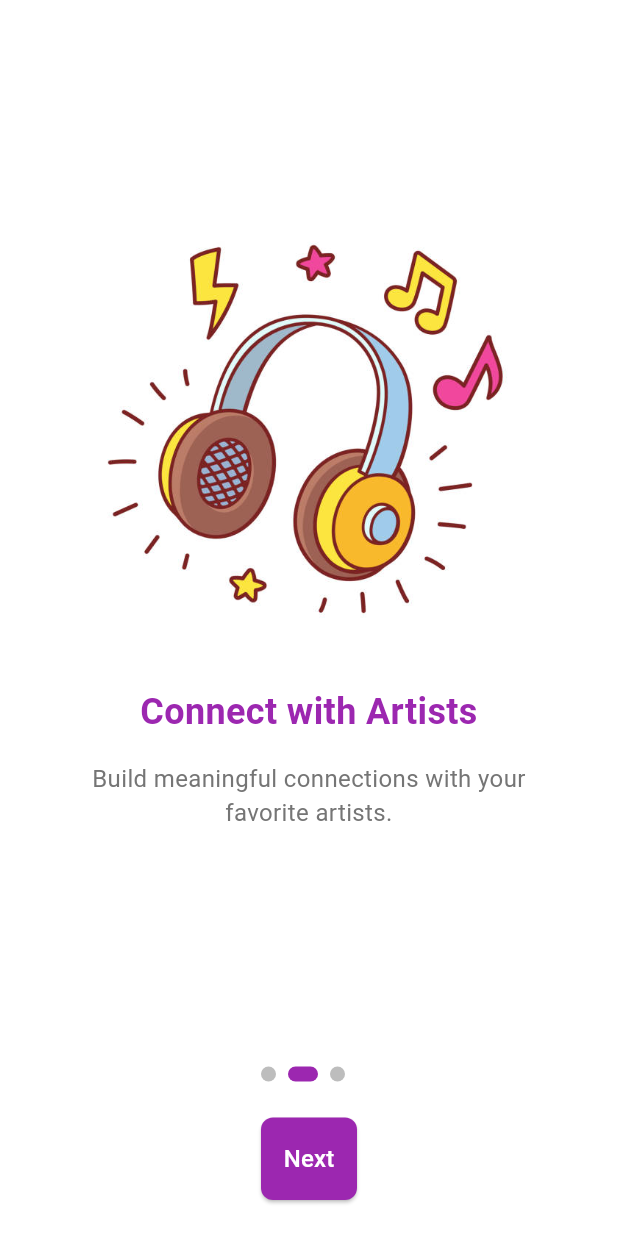
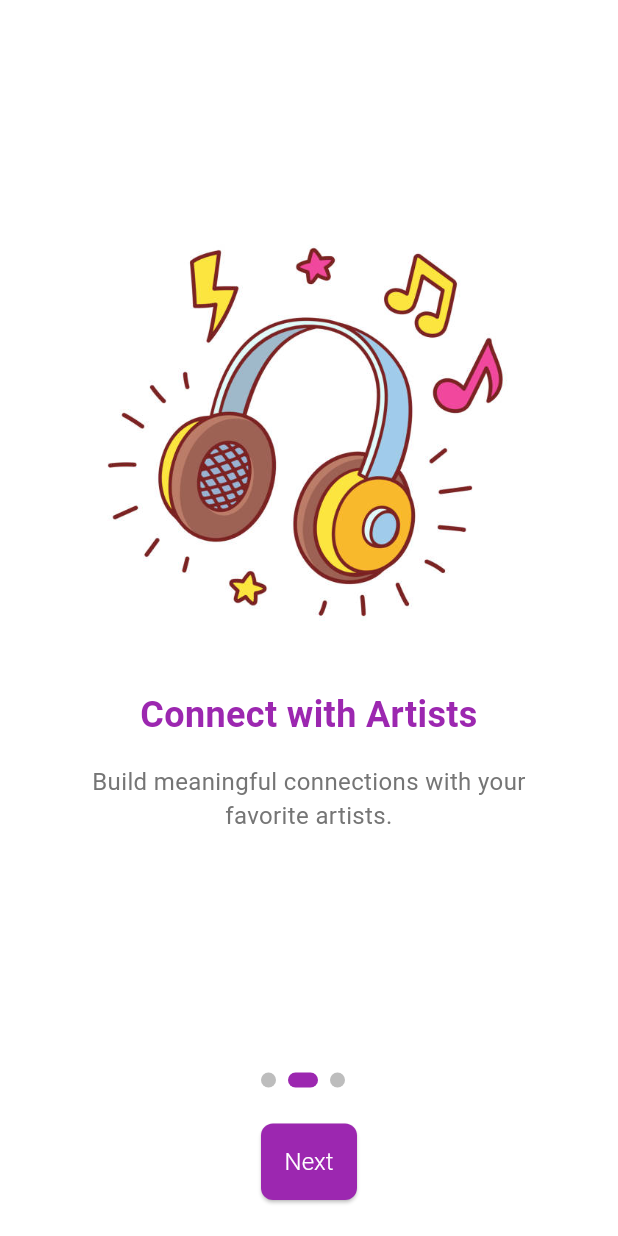
Before and after one commit to kripesh03/SonicSummitMobileApp, a Flutter app: the screen it shows after launch, after a tap on "Next", on a phone screen of 412 x 824 dp. Run offline on Flutter 3.47's test engine with Material 3 defaults, Android fonts, the phone set to English and light mode, and no system bars; network calls fail; Roboto replaces fonts that are missing (Montserrat Bold, Montserrat Regular).

Commit message:
fonts and themes added

```diff
--- /dev/null
+++ b/lib/app.dart
@@ -0,0 +1,20 @@
+import 'package:flutter/material.dart';
+import 'package:sonic_summit_mobile_app/core/app_theme/app_theme.dart';
+import 'package:sonic_summit_mobile_app/view/onboard_view.dart';
+
+class MyApp extends StatelessWidget {
+  final bool isDark;
+  const MyApp({super.key, this.isDark = false});
+
+  @override
+  Widget build(BuildContext context) {
+    return MaterialApp(
+      debugShowCheckedModeBanner: false,
+      initialRoute: "/",
+      theme: getApplicationTheme(),
+      routes: {
+        "/": (context) => OnboardingView(),
+      },
+    );
+  }
+}
--- /dev/null
+++ b/lib/core/app_theme/app_theme.dart
@@ -0,0 +1,39 @@
+import 'package:flutter/material.dart';
+
+ThemeData getApplicationTheme() {
+  return ThemeData(
+      scaffoldBackgroundColor: const Color.fromARGB(255, 226, 150, 240),
+      fontFamily: "Montserrat Regular",
+      elevatedButtonTheme: ElevatedButtonThemeData(
+          style: ElevatedButton.styleFrom(
+              textStyle: const TextStyle(
+                  fontSize: 18,
+                  color: Colors.white,
+                  fontWeight: FontWeight.w300,
+                  fontFamily: 'Montserrat Bold'),
+              backgroundColor: Colors.purple,
+              shape: RoundedRectangleBorder(
+                  borderRadius: BorderRadius.circular(5)))),
+      inputDecorationTheme: const InputDecorationTheme(
+          contentPadding: EdgeInsets.all(15),
+          border: OutlineInputBorder(),
+          labelStyle: TextStyle(
+            fontSize: 20,
+          ),
+          errorBorder: OutlineInputBorder(
+            borderSide: BorderSide(
+              color: Colors.red,
+            ),
+          ),
+          focusedBorder: OutlineInputBorder(
+            borderSide: BorderSide(),
+          )),
+      appBarTheme: const AppBarTheme(
+          backgroundColor: Colors.white,
+          elevation: 0,
+          titleTextStyle: TextStyle(
+            color: Colors.purple,
+            fontSize: 20,
+            fontWeight: FontWeight.bold,
+          )));
+}
--- a/lib/main.dart
+++ b/lib/main.dart
@@ -1,18 +1,6 @@
 import 'package:flutter/material.dart';
-import 'package:sonic_summit_mobile_app/view/homepage_view.dart';
-import 'package:sonic_summit_mobile_app/view/login_view.dart';
-import 'package:sonic_summit_mobile_app/view/onboard_view.dart';
-import 'package:sonic_summit_mobile_app/view/registration_view.dart';
-import 'package:sonic_summit_mobile_app/view/splash_screen_view.dart';
+import 'package:sonic_summit_mobile_app/app.dart';
 
-// import 'package:first_flutter_apps/app.dart';
 void main() {
-  runApp(
-    MaterialApp(
-      initialRoute: '//',
-      routes: {
-        '//': (context) => SplashScreenView(),
-      },
-    ),
-  );
+  runApp(const MyApp());
 }
--- a/lib/view/homepage_view.dart
+++ b/lib/view/homepage_view.dart
@@ -14,11 +14,11 @@ class HomePage extends StatelessWidget {
         ),
         title: Text(
           "SonicSummit",
-          style: TextStyle(
-            color: Colors.purple,
-            fontSize: 20,
-            fontWeight: FontWeight.bold,
-          ),
+          // style: TextStyle(
+          //   color: Colors.purple,
+          //   fontSize: 20,
+          //   fontWeight: FontWeight.bold,
+          // ),
         ),
         centerTitle: true,
         actions: [
@@ -86,11 +86,12 @@ class HomePage extends StatelessWidget {
               SizedBox(height: 24),
 
               // Trending Tracks Section
-              Text(
+              const Text(
                 "Trending Tracks",
                 style: TextStyle(
+                  fontFamily: "Montserrat Bold",
                   fontSize: 18,
-                  fontWeight: FontWeight.bold,
+                  // fontWeight: FontWeight.bold,
                   color: Colors.black,
                 ),
               ),
@@ -121,8 +122,9 @@ class HomePage extends StatelessWidget {
               Text(
                 "Featured Artists",
                 style: TextStyle(
+                  fontFamily: "Montserrat Bold",
                   fontSize: 18,
-                  fontWeight: FontWeight.bold,
+                  // fontWeight: FontWeight.bold,
                   color: Colors.black,
                 ),
               ),
```
Also changed, not shown: pubspec.yaml (+13 -4 lines), assets/fonts/Montserrat-Bold.ttf (added), assets/fonts/Montserrat-Italic.ttf (added), assets/fonts/Montserrat-Regular.ttf (added), assets/logos/logo_without_background.png (renamed from assets/icons/logo_without_background.png), assets/logos/sonic_summit_logo.png (renamed from assets/icons/sonic_summit_logo.png), lib/core/common/snackbar/snackbar.dart (renamed from lib/common/snackbar/snackbar.dart).
